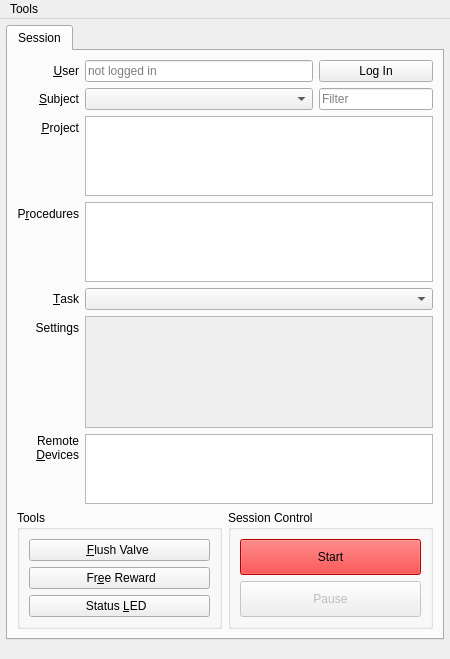
Old version of the form iblrig/gui/ui_wizard.ui in the repository rkim48/iblrig.
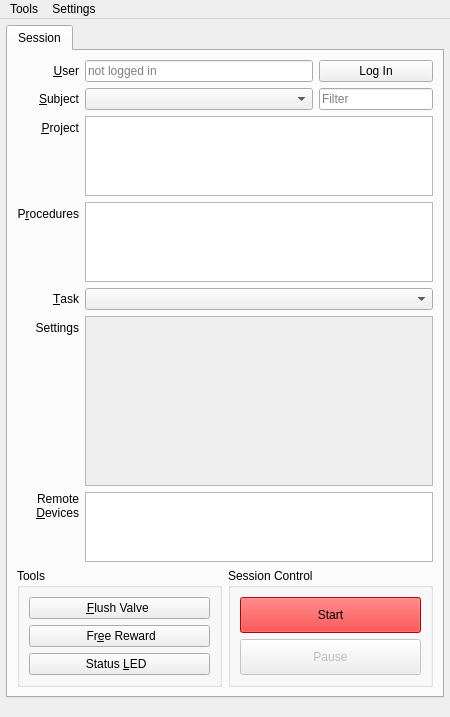
New version of the form. Icons and pictures are not drawn. Custom widgets are drawn as their Qt base class.

What changed in the file:
```diff
--- a/iblrig/gui/ui_wizard.ui
+++ b/iblrig/gui/ui_wizard.ui
@@ -7,7 +7,7 @@
     <x>0</x>
     <y>0</y>
     <width>450</width>
-    <height>633</height>
+    <height>717</height>
    </rect>
   </property>
   <property name="sizePolicy">
@@ -556,8 +556,8 @@
                <rect>
                 <x>0</x>
                 <y>0</y>
-                <width>352</width>
-                <height>108</height>
+                <width>326</width>
+                <height>110</height>
                </rect>
               </property>
               <layout class="QFormLayout" name="formLayout_2"/>
@@ -760,7 +760,7 @@
      <x>0</x>
      <y>0</y>
      <width>450</width>
-     <height>21</height>
+     <height>24</height>
     </rect>
    </property>
    <widget class="QMenu" name="uiMenuTools">
@@ -772,7 +772,14 @@
     <addaction name="uiActionCalibrateValve"/>
     <addaction name="uiActionTrainingLevelV7"/>
    </widget>
+   <widget class="QMenu" name="menuSettings">
+    <property name="title">
+     <string>Settings</string>
+    </property>
+    <addaction name="uiActionGuiSettings"/>
+   </widget>
    <addaction name="uiMenuTools"/>
+   <addaction name="menuSettings"/>
   </widget>
   <action name="uiActionTrainingLevelV7">
    <property name="text">
```
Left out of the diff: 5 changed lines with no effect on the pictures.
